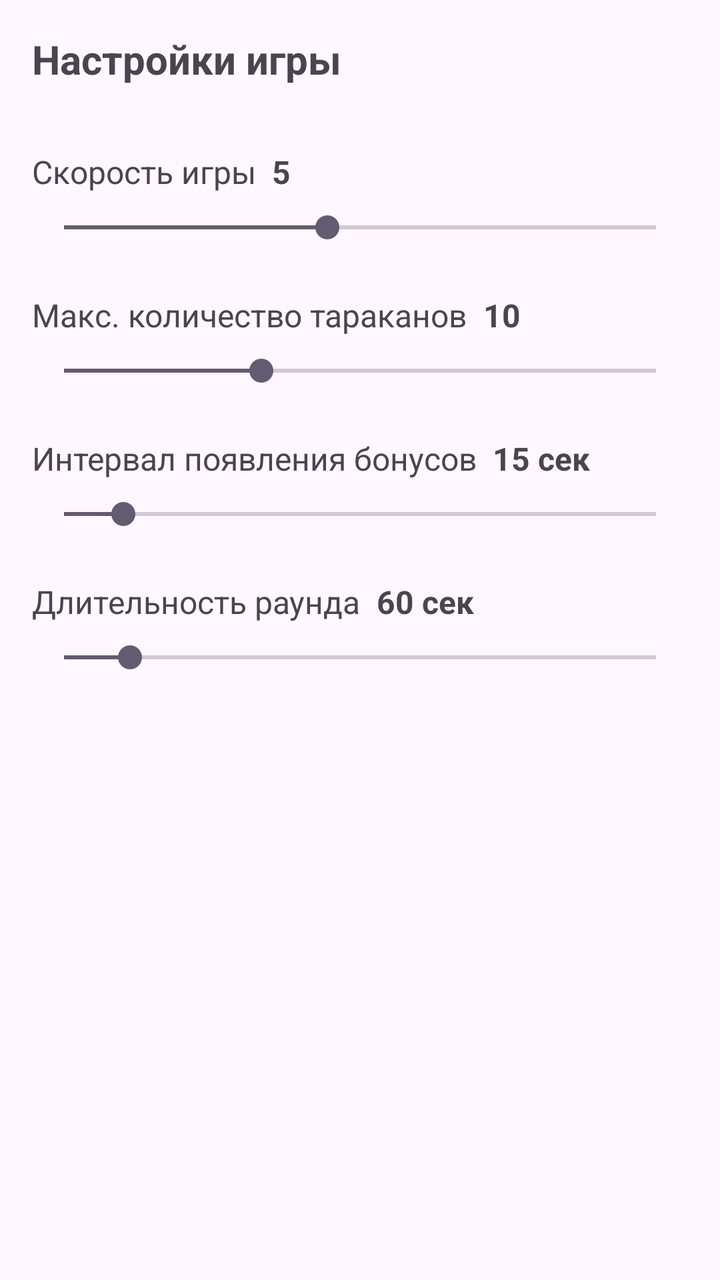
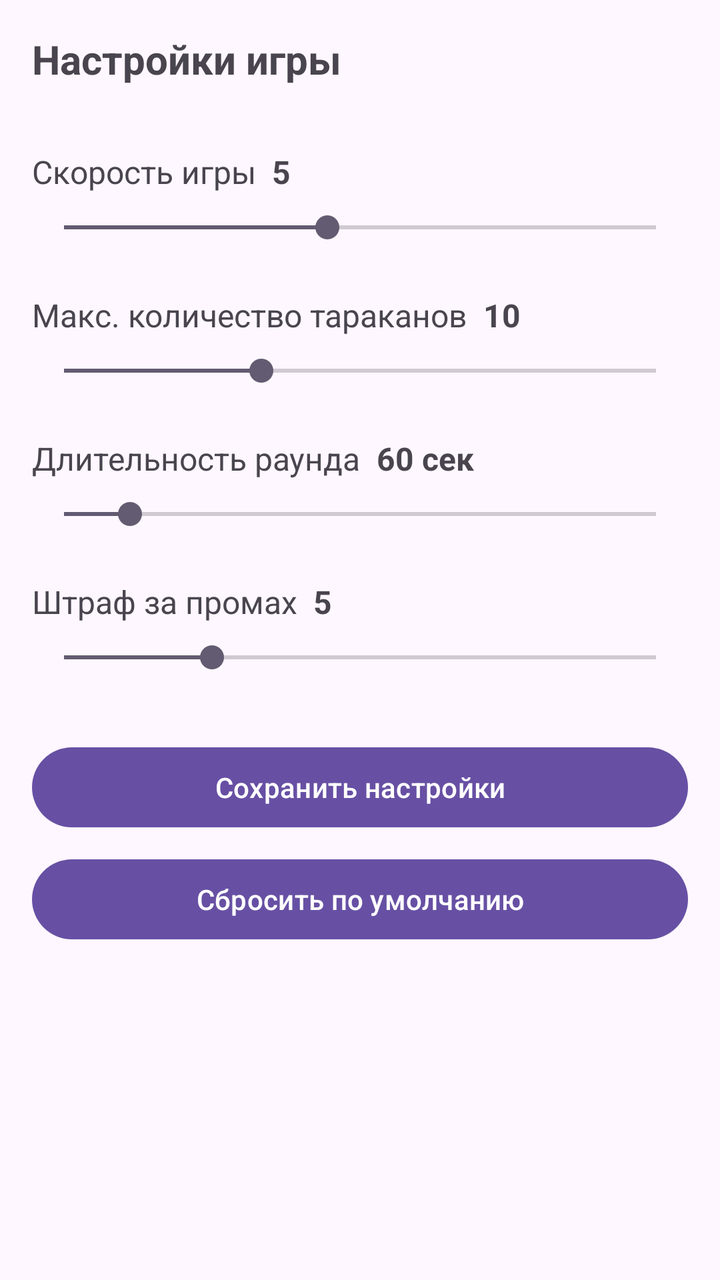

Before-and-after screenshots of an Android layout around one commit, followed by the original layout XML and the change that was made.
<!-- AndroidManifest.xml: application theme Theme.Bugs -->
<!-- res/layout/fragment_settings.xml -->
<?xml version="1.0" encoding="utf-8"?>
<ScrollView xmlns:android="http://schemas.android.com/apk/res/android"
    xmlns:app="http://schemas.android.com/apk/res-auto"
    android:layout_width="match_parent"
    android:layout_height="match_parent"
    android:fillViewport="true">

    <androidx.constraintlayout.widget.ConstraintLayout
        android:layout_width="match_parent"
        android:layout_height="wrap_content"
        android:padding="16dp">

        <TextView
            android:id="@+id/textViewSettingsTitle"
            android:layout_width="match_parent"
            android:layout_height="wrap_content"
            android:text="@string/settings_title"
            android:textSize="20sp"
            android:textStyle="bold"
            android:paddingBottom="16dp"
            app:layout_constraintTop_toTopOf="parent"
            app:layout_constraintStart_toStartOf="parent" />

        <TextView
            android:id="@+id/textViewSpeed"
            android:layout_width="wrap_content"
            android:layout_height="wrap_content"
            android:layout_marginTop="16dp"
            android:text="@string/game_speed"
            android:textSize="16sp"
            app:layout_constraintStart_toStartOf="parent"
            app:layout_constraintTop_toBottomOf="@id/textViewSettingsTitle" />

        <TextView
            android:id="@+id/textViewSpeedValue"
            android:layout_width="wrap_content"
            android:layout_height="wrap_content"
            android:layout_marginStart="8dp"
            android:text="5"
            android:textSize="16sp"
            android:textStyle="bold"
            app:layout_constraintBaseline_toBaselineOf="@id/textViewSpeed"
            app:layout_constraintStart_toEndOf="@id/textViewSpeed" />

        <SeekBar
            android:id="@+id/seekBarSpeed"
            android:layout_width="0dp"
            android:layout_height="wrap_content"
            android:layout_marginTop="8dp"
            android:max="10"
            android:min="1"
            android:progress="5"
            app:layout_constraintEnd_toEndOf="parent"
            app:layout_constraintStart_toStartOf="parent"
            app:layout_constraintTop_toBottomOf="@id/textViewSpeed" />

        <TextView
            android:id="@+id/textViewMaxBugs"
            android:layout_width="wrap_content"
            android:layout_height="wrap_content"
            android:layout_marginTop="24dp"
            android:text="@string/max_bugs"
            android:textSize="16sp"
            app:layout_constraintStart_toStartOf="parent"
            app:layout_constraintTop_toBottomOf="@id/seekBarSpeed" />

        <TextView
            android:id="@+id/textViewMaxBugsValue"
            android:layout_width="wrap_content"
            android:layout_height="wrap_content"
            android:layout_marginStart="8dp"
            android:text="10"
            android:textSize="16sp"
            android:textStyle="bold"
            app:layout_constraintBaseline_toBaselineOf="@id/textViewMaxBugs"
            app:layout_constraintStart_toEndOf="@id/textViewMaxBugs" />

        <SeekBar
            android:id="@+id/seekBarMaxBugs"
            android:layout_width="0dp"
            android:layout_height="wrap_content"
            android:layout_marginTop="8dp"
            android:max="20"
            android:min="5"
            android:progress="10"
            app:layout_constraintEnd_toEndOf="parent"
            app:layout_constraintStart_toStartOf="parent"
            app:layout_constraintTop_toBottomOf="@id/textViewMaxBugs" />

        <TextView
            android:id="@+id/textViewBonusInterval"
            android:layout_width="wrap_content"
            android:layout_height="wrap_content"
            android:layout_marginTop="24dp"
            android:text="@string/bonus_interval"
            android:textSize="16sp"
            app:layout_constraintStart_toStartOf="parent"
            app:layout_constraintTop_toBottomOf="@id/seekBarMaxBugs" />

        <TextView
            android:id="@+id/textViewBonusIntervalValue"
            android:layout_width="wrap_content"
            android:layout_height="wrap_content"
            android:layout_marginStart="8dp"
            android:text="15 сек"
            android:textSize="16sp"
            android:textStyle="bold"
            app:layout_constraintBaseline_toBaselineOf="@id/textViewBonusInterval"
            app:layout_constraintStart_toEndOf="@id/textViewBonusInterval" />

        <SeekBar
            android:id="@+id/seekBarBonusInterval"
            android:layout_width="0dp"
            android:layout_height="wrap_content"
            android:layout_marginTop="8dp"
            android:max="60"
            android:min="10"
            android:progress="15"
            app:layout_constraintEnd_toEndOf="parent"
            app:layout_constraintStart_toStartOf="parent"
            app:layout_constraintTop_toBottomOf="@id/textViewBonusInterval" />

        <TextView
            android:id="@+id/textViewRoundDuration"
            android:layout_width="wrap_content"
            android:layout_height="wrap_content"
            android:layout_marginTop="24dp"
            android:text="@string/round_duration"
            android:textSize="16sp"
            app:layout_constraintStart_toStartOf="parent"
            app:layout_constraintTop_toBottomOf="@id/seekBarBonusInterval" />

        <TextView
            android:id="@+id/textViewRoundDurationValue"
            android:layout_width="wrap_content"
            android:layout_height="wrap_content"
            android:layout_marginStart="8dp"
            android:text="60 сек"
            android:textSize="16sp"
            android:textStyle="bold"
            app:layout_constraintBaseline_toBaselineOf="@id/textViewRoundDuration"
            app:layout_constraintStart_toEndOf="@id/textViewRoundDuration" />

        <SeekBar
            android:id="@+id/seekBarRoundDuration"
            android:layout_width="0dp"
            android:layout_height="wrap_content"
            android:layout_marginTop="8dp"
            android:max="300"
            android:min="30"
            android:progress="60"
            app:layout_constraintEnd_toEndOf="parent"
            app:layout_constraintStart_toStartOf="parent"
            app:layout_constraintTop_toBottomOf="@id/textViewRoundDuration" />

    </androidx.constraintlayout.widget.ConstraintLayout>
</ScrollView>
<!-- resources referenced by this layout -->
<resources>
  <string name="bonus_interval">Интервал появления бонусов</string>
  <string name="game_speed">Скорость игры</string>
  <string name="max_bugs">Макс. количество тараканов</string>
  <string name="round_duration">Длительность раунда</string>
  <string name="settings_title">Настройки игры</string>
  <style name="Theme.Bugs" parent="Base.Theme.Bugs" />
  <style name="Base.Theme.Bugs" parent="Theme.Material3.DayNight.NoActionBar">
          
          
      </style>
</resources>

<!-- the commit's change to res/layout/fragment_settings.xml (unified diff, before → after) -->
@@ -88,39 +88,6 @@
             app:layout_constraintTop_toBottomOf="@id/textViewMaxBugs" />
 
         <TextView
-            android:id="@+id/textViewBonusInterval"
-            android:layout_width="wrap_content"
-            android:layout_height="wrap_content"
-            android:layout_marginTop="24dp"
-            android:text="@string/bonus_interval"
-            android:textSize="16sp"
-            app:layout_constraintStart_toStartOf="parent"
-            app:layout_constraintTop_toBottomOf="@id/seekBarMaxBugs" />
-
-        <TextView
-            android:id="@+id/textViewBonusIntervalValue"
-            android:layout_width="wrap_content"
-            android:layout_height="wrap_content"
-            android:layout_marginStart="8dp"
-            android:text="15 сек"
-            android:textSize="16sp"
-            android:textStyle="bold"
-            app:layout_constraintBaseline_toBaselineOf="@id/textViewBonusInterval"
-            app:layout_constraintStart_toEndOf="@id/textViewBonusInterval" />
-
-        <SeekBar
-            android:id="@+id/seekBarBonusInterval"
-            android:layout_width="0dp"
-            android:layout_height="wrap_content"
-            android:layout_marginTop="8dp"
-            android:max="60"
-            android:min="10"
-            android:progress="15"
-            app:layout_constraintEnd_toEndOf="parent"
-            app:layout_constraintStart_toStartOf="parent"
-            app:layout_constraintTop_toBottomOf="@id/textViewBonusInterval" />
-
-        <TextView
             android:id="@+id/textViewRoundDuration"
             android:layout_width="wrap_content"
             android:layout_height="wrap_content"
@@ -128,7 +95,7 @@
             android:text="@string/round_duration"
             android:textSize="16sp"
             app:layout_constraintStart_toStartOf="parent"
-            app:layout_constraintTop_toBottomOf="@id/seekBarBonusInterval" />
+            app:layout_constraintTop_toBottomOf="@id/seekBarMaxBugs" />
 
         <TextView
             android:id="@+id/textViewRoundDurationValue"
@@ -153,5 +120,58 @@
             app:layout_constraintStart_toStartOf="parent"
             app:layout_constraintTop_toBottomOf="@id/textViewRoundDuration" />
 
+        <TextView
+            android:id="@+id/textViewMissPenalty"
+            android:layout_width="wrap_content"
+            android:layout_height="wrap_content"
+            android:layout_marginTop="24dp"
+            android:text="@string/miss_penalty"
+            android:textSize="16sp"
+            app:layout_constraintStart_toStartOf="parent"
+            app:layout_constraintTop_toBottomOf="@id/seekBarRoundDuration" />
+
+        <TextView
+            android:id="@+id/textViewMissPenaltyValue"
+            android:layout_width="wrap_content"
+            android:layout_height="wrap_content"
+            android:layout_marginStart="8dp"
+            android:text="5"
+            android:textSize="16sp"
+            android:textStyle="bold"
+            app:layout_constraintBaseline_toBaselineOf="@id/textViewMissPenalty"
+            app:layout_constraintStart_toEndOf="@id/textViewMissPenalty" />
+
+        <SeekBar
+            android:id="@+id/seekBarMissPenalty"
+            android:layout_width="0dp"
+            android:layout_height="wrap_content"
+            android:layout_marginTop="8dp"
+            android:max="20"
+            android:min="0"
+            android:progress="5"
+            app:layout_constraintEnd_toEndOf="parent"
+            app:layout_constraintStart_toStartOf="parent"
+            app:layout_constraintTop_toBottomOf="@id/textViewMissPenalty" />
+
+        <Button
+            android:id="@+id/btnSaveSettings"
+            android:layout_width="0dp"
+            android:layout_height="wrap_content"
+            android:layout_marginTop="32dp"
+            android:text="@string/save_settings"
+            app:layout_constraintEnd_toEndOf="parent"
+            app:layout_constraintStart_toStartOf="parent"
+            app:layout_constraintTop_toBottomOf="@id/seekBarMissPenalty" />
+
+        <Button
+            android:id="@+id/btnResetDefaults"
+            android:layout_width="0dp"
+            android:layout_height="wrap_content"
+            android:layout_marginTop="8dp"
+            android:text="@string/reset_defaults"
+            app:layout_constraintEnd_toEndOf="parent"
+            app:layout_constraintStart_toStartOf="parent"
+            app:layout_constraintTop_toBottomOf="@id/btnSaveSettings" />
+
     </androidx.constraintlayout.widget.ConstraintLayout>
 </ScrollView>
<!-- resource entries referenced after the edit -->
@@ -1,9 +1,11 @@
 <!-- resources referenced by this layout -->
 <resources>
-  <string name="bonus_interval">Интервал появления бонусов</string>
   <string name="game_speed">Скорость игры</string>
   <string name="max_bugs">Макс. количество тараканов</string>
+  <string name="miss_penalty">Штраф за промах</string>
+  <string name="reset_defaults">Сбросить по умолчанию</string>
   <string name="round_duration">Длительность раунда</string>
+  <string name="save_settings">Сохранить настройки</string>
   <string name="settings_title">Настройки игры</string>
   <style name="Theme.Bugs" parent="Base.Theme.Bugs" />
   <style name="Base.Theme.Bugs" parent="Theme.Material3.DayNight.NoActionBar">
